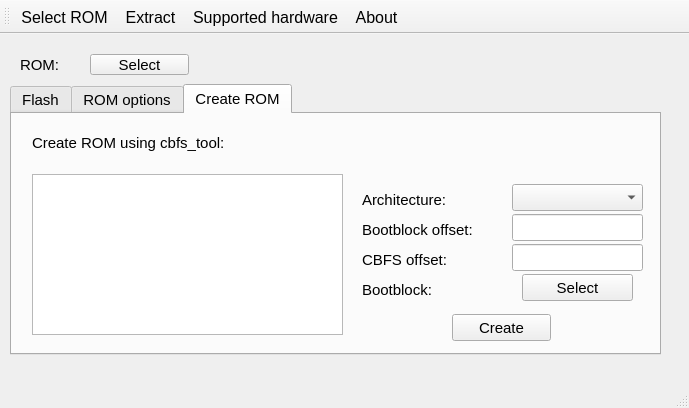
The window that mainwindow.ui (lukaszdmitrowski/coreboot_flashtool) describes before a commit, drawn with Qt 5.
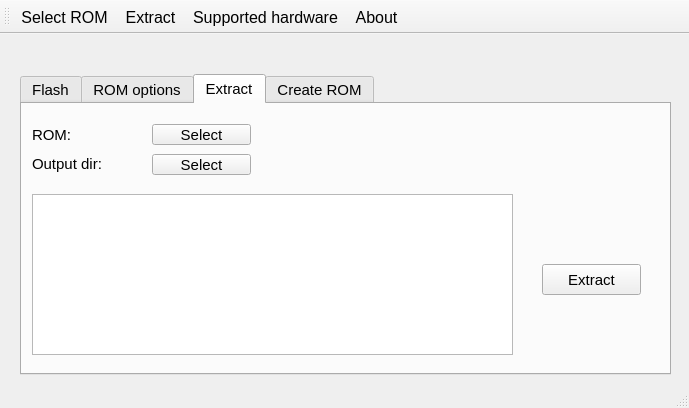
The same window after the commit. Icons and pictures are not drawn.

Diff of the .ui file:
```diff
--- a/mainwindow.ui
+++ b/mainwindow.ui
@@ -46,10 +46,10 @@
    <widget class="QTabWidget" name="tabWidget">
     <property name="geometry">
      <rect>
-      <x>10</x>
-      <y>50</y>
+      <x>20</x>
+      <y>40</y>
       <width>651</width>
-      <height>271</height>
+      <height>301</height>
      </rect>
     </property>
     <property name="font">
@@ -162,6 +162,45 @@
        <string>Verify</string>
       </property>
      </widget>
+     <widget class="QLabel" name="l_payload">
+      <property name="geometry">
+       <rect>
+        <x>10</x>
+        <y>20</y>
+        <width>61</width>
+        <height>21</height>
+       </rect>
+      </property>
+      <property name="text">
+       <string>ROM: </string>
+      </property>
+     </widget>
+     <widget class="QLabel" name="l_payload_name">
+      <property name="geometry">
+       <rect>
+        <x>130</x>
+        <y>10</y>
+        <width>491</width>
+        <height>41</height>
+       </rect>
+      </property>
+      <property name="text">
+       <string/>
+      </property>
+     </widget>
+     <widget class="QPushButton" name="b_sel_payload">
+      <property name="geometry">
+       <rect>
+        <x>130</x>
+        <y>20</y>
+        <width>99</width>
+        <height>21</height>
+       </rect>
+      </property>
+      <property name="text">
+       <string>Select</string>
+      </property>
+     </widget>
     </widget>
     <widget class="QWidget" name="tab_2">
      <attribute name="icon">
@@ -252,6 +291,123 @@
       </property>
      </widget>
     </widget>
+    <widget class="QWidget" name="tab_extract">
+     <attribute name="icon">
+      <iconset resource="resources.qrc">
+       <normaloff>:/Icons/icons/extract.png</normaloff>:/Icons/icons/extract.png</iconset>
+     </attribute>
+     <attribute name="title">
+      <string>Extract</string>
+     </attribute>
+     <widget class="QLabel" name="l_ex_rom">
+      <property name="geometry">
+       <rect>
+        <x>10</x>
+        <y>20</y>
+        <width>101</width>
+        <height>21</height>
+       </rect>
+      </property>
+      <property name="text">
+       <string>ROM:</string>
+      </property>
+     </widget>
+     <widget class="QLabel" name="l_ex_output">
+      <property name="geometry">
+       <rect>
+        <x>10</x>
+        <y>50</y>
+        <width>101</width>
+        <height>19</height>
+       </rect>
+      </property>
+      <property name="text">
+       <string>Output dir:</string>
+      </property>
+     </widget>
+     <widget class="QLabel" name="l_ex_rom_name">
+      <property name="geometry">
+       <rect>
+        <x>130</x>
+        <y>20</y>
+        <width>471</width>
+        <height>19</height>
+       </rect>
+      </property>
+      <property name="text">
+       <string/>
+      </property>
+     </widget>
+     <widget class="QPushButton" name="b_sel_bios_rom">
+      <property name="geometry">
+       <rect>
+        <x>130</x>
+        <y>20</y>
+        <width>99</width>
+        <height>21</height>
+       </rect>
+      </property>
+      <property name="text">
+       <string>Select</string>
+      </property>
+     </widget>
+     <widget class="QPushButton" name="b_extract">
+      <property name="geometry">
+       <rect>
+        <x>520</x>
+        <y>160</y>
+        <width>99</width>
+        <height>31</height>
+       </rect>
+      </property>
+      <property name="text">
+       <string>Extract</string>
+      </property>
+     </widget>
+     <widget class="QTextEdit" name="log_extract">
+      <property name="geometry">
+       <rect>
+        <x>10</x>
+        <y>90</y>
+        <width>481</width>
+        <height>161</height>
+       </rect>
+      </property>
+      <property name="html">
+       <string>&lt;!DOCTYPE HTML PUBLIC &quot;-//W3C//DTD HTML 4.0//EN&quot; &quot;http://www.w3.org/TR/REC-html40/strict.dtd&quot;&gt;
+&lt;html&gt;&lt;head&gt;&lt;meta name=&quot;qrichtext&quot; content=&quot;1&quot; /&gt;&lt;style type=&quot;text/css&quot;&gt;
+p, li { white-space: pre-wrap; }
+&lt;/style&gt;&lt;/head&gt;&lt;body style=&quot; font-family:'Cantarell'; font-size:11pt; font-weight:400; font-style:normal;&quot;&gt;
+&lt;p style=&quot;-qt-paragraph-type:empty; margin-top:0px; margin-bottom:0px; margin-left:0px; margin-right:0px; -qt-block-indent:0; text-indent:0px;&quot;&gt;&lt;br /&gt;&lt;/p&gt;&lt;/body&gt;&lt;/html&gt;</string>
+      </property>
+     </widget>
+     <widget class="QLabel" name="l_ex_out_name">
+      <property name="geometry">
+       <rect>
+        <x>130</x>
+        <y>50</y>
+        <width>471</width>
+        <height>19</height>
+       </rect>
+      </property>
+      <property name="text">
+       <string/>
+      </property>
+     </widget>
+     <widget class="QPushButton" name="b_sel_bios_out">
+      <property name="geometry">
+       <rect>
+        <x>130</x>
+        <y>50</y>
+        <width>99</width>
+        <height>21</height>
+       </rect>
+      </property>
+      <property name="text">
+       <string>Select</string>
+      </property>
+     </widget>
+    </widget>
     <widget class="QWidget" name="tab">
      <attribute name="icon">
       <iconset resource="resources.qrc">
@@ -264,7 +420,7 @@
       <property name="geometry">
        <rect>
         <x>350</x>
-        <y>70</y>
+        <y>90</y>
         <width>101</width>
         <height>31</height>
        </rect>
@@ -277,7 +433,7 @@
       <property name="geometry">
        <rect>
         <x>350</x>
-        <y>100</y>
+        <y>120</y>
         <width>131</width>
         <height>31</height>
        </rect>
@@ -290,7 +446,7 @@
       <property name="geometry">
        <rect>
         <x>350</x>
-        <y>130</y>
+        <y>150</y>
         <width>101</width>
         <height>31</height>
        </rect>
@@ -303,7 +459,7 @@
       <property name="geometry">
        <rect>
         <x>350</x>
-        <y>160</y>
+        <y>180</y>
         <width>101</width>
         <height>31</height>
        </rect>
@@ -316,7 +472,7 @@
       <property name="geometry">
        <rect>
         <x>500</x>
-        <y>100</y>
+        <y>120</y>
         <width>131</width>
         <height>27</height>
        </rect>
@@ -326,7 +482,7 @@
       <property name="geometry">
        <rect>
         <x>500</x>
-        <y>130</y>
+        <y>150</y>
         <width>131</width>
         <height>27</height>
        </rect>
@@ -335,8 +491,8 @@
      <widget class="QPushButton" name="pushButton">
       <property name="geometry">
        <rect>
-        <x>510</x>
-        <y>160</y>
+        <x>500</x>
+        <y>180</y>
         <width>111</width>
         <height>27</height>
        </rect>
@@ -362,7 +518,7 @@
       <property name="geometry">
        <rect>
         <x>500</x>
-        <y>70</y>
+        <y>90</y>
         <width>131</width>
         <height>27</height>
        </rect>
@@ -372,7 +528,7 @@
       <property name="geometry">
        <rect>
         <x>440</x>
-        <y>200</y>
+        <y>220</y>
         <width>99</width>
         <height>27</height>
        </rect>
@@ -384,8 +540,8 @@
      <widget class="QTextEdit" name="log_create_rom">
       <property name="geometry">
        <rect>
-        <x>20</x>
-        <y>60</y>
+        <x>10</x>
+        <y>90</y>
         <width>311</width>
         <height>161</height>
        </rect>
@@ -401,9 +557,9 @@
      <widget class="QLabel" name="label_8">
       <property name="geometry">
        <rect>
-        <x>20</x>
-        <y>20</y>
-        <width>211</width>
+        <x>10</x>
+        <y>40</y>
+        <width>261</width>
         <height>17</height>
        </rect>
       </property>
@@ -413,45 +569,6 @@
      </widget>
     </widget>
    </widget>
-   <widget class="QLabel" name="l_payload">
-    <property name="geometry">
-     <rect>
-      <x>20</x>
-      <y>20</y>
-      <width>61</width>
-      <height>21</height>
-     </rect>
-    </property>
-    <property name="text">
-     <string>ROM: </string>
-    </property>
-   </widget>
-   <widget class="QLabel" name="l_payload_name">
-    <property name="geometry">
-     <rect>
-      <x>90</x>
-      <y>10</y>
-      <width>491</width>
-      <height>41</height>
-     </rect>
-    </property>
-    <property name="text">
-     <string/>
-    </property>
-   </widget>
-   <widget class="QPushButton" name="b_sel_payload">
-    <property name="geometry">
-     <rect>
-      <x>90</x>
-      <y>20</y>
-      <width>99</width>
-      <height>21</height>
-     </rect>
-    </property>
-    <property name="text">
-     <string>Select</string>
-    </property>
-   </widget>
   </widget>
   <widget class="QToolBar" name="mainToolBar">
    <property name="font">
```
Left out of the diff: 59 changed lines with no effect on the pictures.
